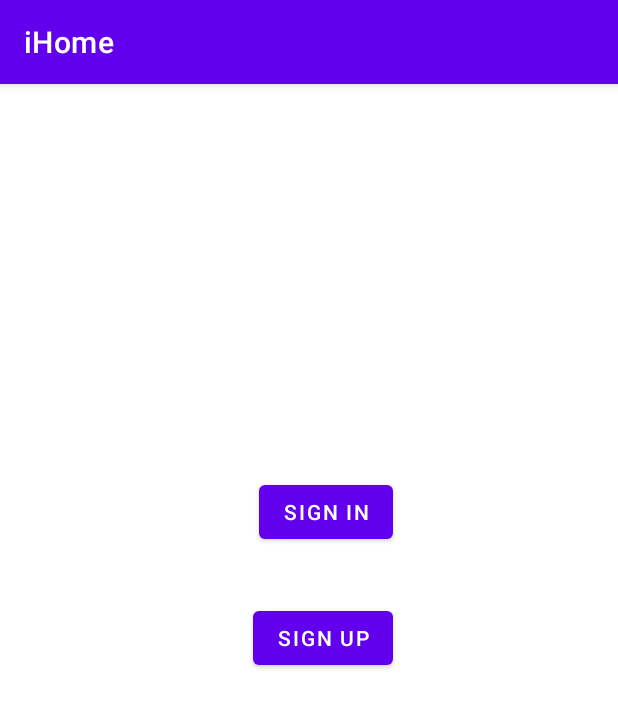
After one commit to igum-natasha/iHome, an Android app: the PreMainActivity screen opened directly, with no data from a screen before it, on a phone screen of 412 x 824 dp. The commit adds this screen. Shown: the top 707 px of the screen. Run offline under Robolectric (Android 15) with nearby library versions, the phone set to English and light mode, and no system bars; 2 statements that could not run were skipped.

Commit message:
Add room data base for users, change logic of logining

```diff
--- /dev/null
+++ b/app/src/main/java/com/example/ihome_cw/PreMainActivity.java
@@ -0,0 +1,38 @@
+package com.example.ihome_cw;
+
+import android.content.Intent;
+import android.os.Bundle;
+import android.view.View;
+import android.widget.Button;
+
+import androidx.appcompat.app.AppCompatActivity;
+
+public class PreMainActivity extends AppCompatActivity {
+
+    private Button btnPreLogin, btnPreRegister;
+
+    @Override
+    protected void onCreate(Bundle savedInstanceState) {
+        super.onCreate(savedInstanceState);
+        setContentView(R.layout.activity_pre_main);
+
+        btnPreLogin.setOnClickListener(
+                new View.OnClickListener() {
+                    @Override
+                    public void onClick(View view) {
+                        startActivity(new Intent(PreMainActivity.this, MainActivity.class));
+                    }
+                });
+        btnPreRegister.setOnClickListener(
+                new View.OnClickListener() {
+                    @Override
+                    public void onClick(View view) {
+                        startActivity(new Intent(PreMainActivity.this, RegistrationActivity.class));
+                    }
+                });
+    }
+    private void initViews() {
+        btnPreLogin = findViewById(R.id.btnPreLogin);
+        btnPreRegister = findViewById(R.id.btnPreRedister);
+    }
+}
--- /dev/null
+++ b/app/src/main/res/layout/activity_pre_main.xml
@@ -0,0 +1,31 @@
+<?xml version="1.0" encoding="utf-8"?>
+<androidx.constraintlayout.widget.ConstraintLayout xmlns:android="http://schemas.android.com/apk/res/android"
+    xmlns:app="http://schemas.android.com/apk/res-auto"
+    xmlns:tools="http://schemas.android.com/tools"
+    android:layout_width="match_parent"
+    android:layout_height="match_parent"
+    tools:context=".PreMainActivity">
+
+    <Button
+        android:id="@+id/btnPreLogin"
+        android:layout_width="wrap_content"
+        android:layout_height="wrap_content"
+        android:text="SIGN IN"
+        app:layout_constraintBottom_toBottomOf="parent"
+        app:layout_constraintEnd_toEndOf="parent"
+        app:layout_constraintHorizontal_bias="0.536"
+        app:layout_constraintStart_toStartOf="parent"
+        app:layout_constraintTop_toTopOf="parent"
+        app:layout_constraintVertical_bias="0.363" />
+
+    <Button
+        android:id="@+id/btnPreRedister"
+        android:layout_width="wrap_content"
+        android:layout_height="wrap_content"
+        android:layout_marginTop="36dp"
+        android:text="SIGN UP"
+        app:layout_constraintEnd_toEndOf="parent"
+        app:layout_constraintHorizontal_bias="0.529"
+        app:layout_constraintStart_toStartOf="parent"
+        app:layout_constraintTop_toBottomOf="@+id/btnPreLogin" />
+</androidx.constraintlayout.widget.ConstraintLayout>
--- a/build.gradle
+++ b/build.gradle
@@ -3,6 +3,9 @@ buildscript {
     ext.kotlin_version = '1.3.72' //different in video 1.3.72
     repositories {
         google()
+        maven {
+            url "https://maven-other.tuya.com/repository/maven-releases/"
+        }
         mavenCentral()
     }
     dependencies {
```
Also changed, not shown: app/build.gradle (+8 -0 lines), app/src/main/AndroidManifest.xml (+8 -0 lines), app/src/main/java/com/example/ihome_cw/AppDatabase.java (added, +23 -0 lines), app/src/main/java/com/example/ihome_cw/HomeActivity.java (+4 -3 lines), app/src/main/java/com/example/ihome_cw/MainActivity.java (+30 -15 lines), app/src/main/java/com/example/ihome_cw/TuyaSmartApp.java (+26 -2 lines), app/src/main/java/com/example/ihome_cw/User.java (added, +74 -0 lines), app/src/main/java/com/example/ihome_cw/UserDao.java (added, +24 -0 lines).
